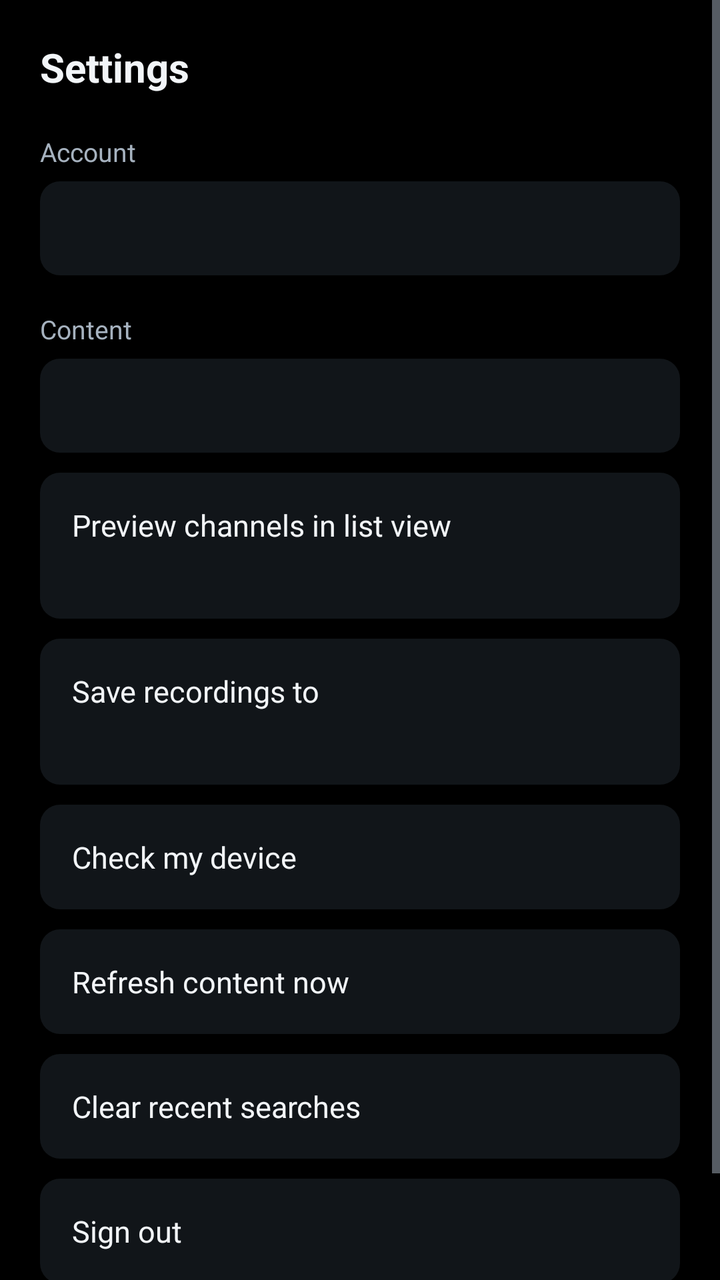
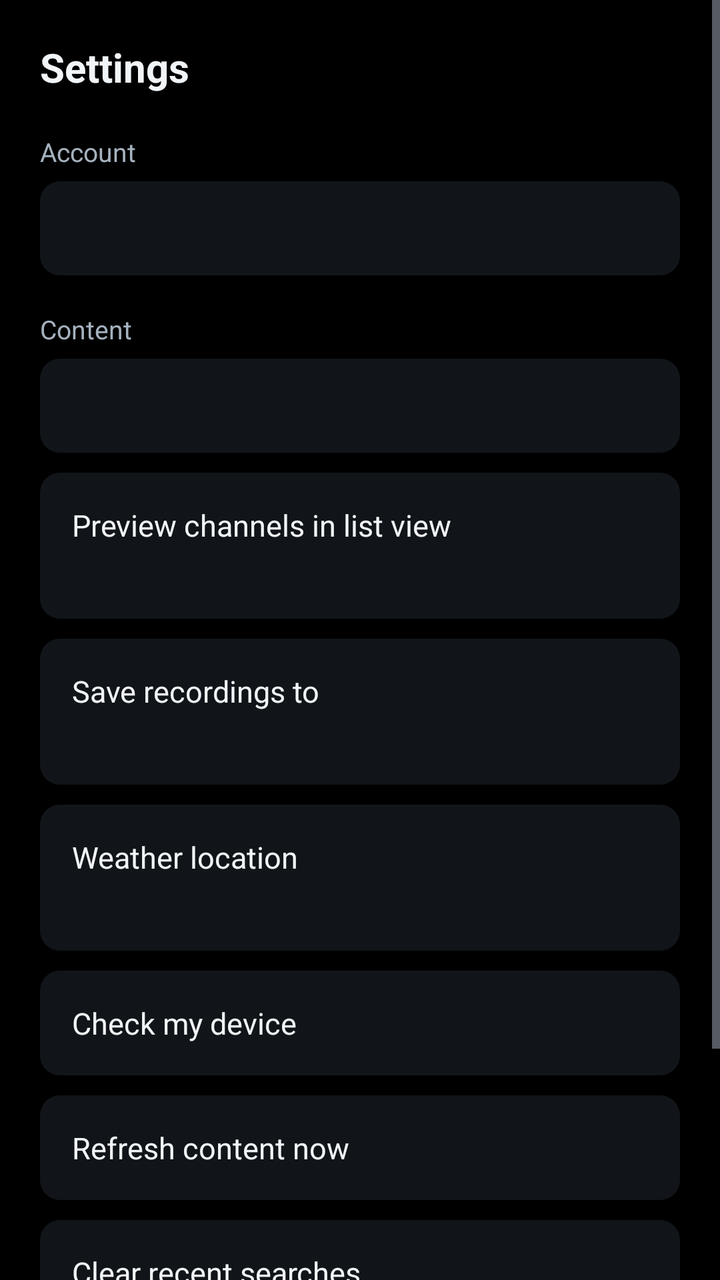

Screens rendered from an Android XML layout before and after an edit, with the pre-edit source and the edit as a unified diff.
<!-- AndroidManifest.xml: application theme AppTheme -->
<!-- res/layout/activity_settings.xml -->
<?xml version="1.0" encoding="utf-8"?>
<ScrollView xmlns:android="http://schemas.android.com/apk/res/android"
    android:layout_width="match_parent"
    android:layout_height="match_parent"
    android:background="@color/bg_base"
    android:fillViewport="true">

    <LinearLayout
        android:layout_width="match_parent"
        android:layout_height="wrap_content"
        android:orientation="vertical"
        android:padding="20dp">

        <TextView
            android:layout_width="wrap_content"
            android:layout_height="wrap_content"
            android:text="@string/settings"
            android:textColor="@color/text_primary"
            android:textSize="20sp"
            android:textStyle="bold" />

        <TextView
            android:layout_width="wrap_content"
            android:layout_height="wrap_content"
            android:layout_marginTop="20dp"
            android:text="@string/account"
            android:textColor="@color/text_secondary"
            android:textSize="13sp" />

        <TextView
            android:id="@+id/accountSummary"
            android:layout_width="match_parent"
            android:layout_height="wrap_content"
            android:layout_marginTop="6dp"
            android:background="@drawable/bg_row"
            android:lineSpacingExtra="4dp"
            android:padding="14dp"
            android:textColor="@color/text_primary"
            android:textSize="14sp" />

        <TextView
            android:layout_width="wrap_content"
            android:layout_height="wrap_content"
            android:layout_marginTop="18dp"
            android:text="@string/content"
            android:textColor="@color/text_secondary"
            android:textSize="13sp" />

        <TextView
            android:id="@+id/catalogueSummary"
            android:layout_width="match_parent"
            android:layout_height="wrap_content"
            android:layout_marginTop="6dp"
            android:background="@drawable/bg_row"
            android:padding="14dp"
            android:textColor="@color/text_primary"
            android:textSize="14sp" />

        <LinearLayout
            android:id="@+id/previewRow"
            android:layout_width="match_parent"
            android:layout_height="wrap_content"
            android:layout_marginTop="10dp"
            android:background="@drawable/bg_row"
            android:clickable="true"
            android:focusable="true"
            android:orientation="vertical"
            android:padding="16dp">

            <TextView
                android:layout_width="match_parent"
                android:layout_height="wrap_content"
                android:text="@string/channel_preview"
                android:textColor="@color/text_primary"
                android:textSize="15sp" />

            <TextView
                android:id="@+id/previewState"
                android:layout_width="match_parent"
                android:layout_height="wrap_content"
                android:layout_marginTop="3dp"
                android:textColor="@color/text_secondary"
                android:textSize="13sp" />
        </LinearLayout>

        
        <LinearLayout
            android:id="@+id/storageRow"
            android:layout_width="match_parent"
            android:layout_height="wrap_content"
            android:layout_marginTop="10dp"
            android:background="@drawable/bg_row"
            android:clickable="true"
            android:focusable="true"
            android:orientation="vertical"
            android:padding="16dp">

            <TextView
                android:layout_width="match_parent"
                android:layout_height="wrap_content"
                android:text="@string/recording_storage_row"
                android:textColor="@color/text_primary"
                android:textSize="15sp" />

            <TextView
                android:id="@+id/storageState"
                android:layout_width="match_parent"
                android:layout_height="wrap_content"
                android:layout_marginTop="3dp"
                android:textColor="@color/text_secondary"
                android:textSize="13sp" />
        </LinearLayout>

        <TextView
            android:id="@+id/checkRow"
            android:layout_width="match_parent"
            android:layout_height="wrap_content"
            android:layout_marginTop="10dp"
            android:background="@drawable/bg_row"
            android:clickable="true"
            android:focusable="true"
            android:padding="16dp"
            android:text="@string/check_device"
            android:textColor="@color/text_primary"
            android:textSize="15sp" />

        <TextView
            android:id="@+id/refreshRow"
            android:layout_width="match_parent"
            android:layout_height="wrap_content"
            android:layout_marginTop="10dp"
            android:background="@drawable/bg_row"
            android:clickable="true"
            android:focusable="true"
            android:padding="16dp"
            android:text="@string/refresh_content"
            android:textColor="@color/text_primary"
            android:textSize="15sp" />

        <TextView
            android:id="@+id/clearSearchRow"
            android:layout_width="match_parent"
            android:layout_height="wrap_content"
            android:layout_marginTop="10dp"
            android:background="@drawable/bg_row"
            android:clickable="true"
            android:focusable="true"
            android:padding="16dp"
            android:text="@string/clear_searches"
            android:textColor="@color/text_primary"
            android:textSize="15sp" />

        <TextView
            android:id="@+id/errorRow"
            android:layout_width="match_parent"
            android:layout_height="wrap_content"
            android:layout_marginTop="10dp"
            android:background="@drawable/bg_row"
            android:clickable="true"
            android:focusable="true"
            android:padding="16dp"
            android:text="@string/last_error"
            android:textColor="@color/text_primary"
            android:textSize="15sp"
            android:visibility="gone" />

        <TextView
            android:id="@+id/signOutRow"
            android:layout_width="match_parent"
            android:layout_height="wrap_content"
            android:layout_marginTop="10dp"
            android:background="@drawable/bg_row"
            android:clickable="true"
            android:focusable="true"
            android:padding="16dp"
            android:text="@string/sign_out"
            android:textColor="@color/text_primary"
            android:textSize="15sp" />

        <TextView
            android:id="@+id/versionLabel"
            android:layout_width="match_parent"
            android:layout_height="wrap_content"
            android:layout_marginTop="20dp"
            android:gravity="center"
            android:textColor="@color/text_secondary"
            android:textSize="12sp" />
    </LinearLayout>
</ScrollView>
<!-- resources referenced by this layout -->
<resources>
  <color name="bg_base">#FF000000</color>
  <color name="text_primary">#FFF2F5F8</color>
  <color name="text_secondary">#FFA6B2BF</color>
  <!-- drawable bg_row (drawable) -->
  <?xml version="1.0" encoding="utf-8"?>
  <selector xmlns:android="http://schemas.android.com/apk/res/android">
      <item android:state_focused="true">
          <shape android:shape="rectangle">
              <solid android:color="@color/focus_fill" />
              <corners android:radius="10dp" />
          </shape>
      </item>
      <item android:state_pressed="true">
          <shape android:shape="rectangle">
              <solid android:color="@color/focus_fill" />
              <corners android:radius="10dp" />
          </shape>
      </item>
      <item>
          <shape android:shape="rectangle">
              <solid android:color="@color/bg_surface" />
              <corners android:radius="10dp" />
          </shape>
      </item>
  </selector>
  <string name="account">Account</string>
  <string name="channel_preview">Preview channels in list view</string>
  <string name="check_device">Check my device</string>
  <string name="clear_searches">Clear recent searches</string>
  <string name="content">Content</string>
  <string name="last_error">View last error report</string>
  <string name="recording_storage_row">Save recordings to</string>
  <string name="refresh_content">Refresh content now</string>
  <string name="settings">Settings</string>
  <string name="sign_out">Sign out</string>
  <style name="AppTheme" parent="Theme.Material3.Dark.NoActionBar">
          <item name="colorPrimary">@color/brand_primary</item>
          <item name="colorPrimaryDark">@color/brand_primary_dark</item>
          <item name="colorSecondary">@color/brand_accent</item>
          <item name="android:windowBackground">@color/bg_base</item>
          <item name="android:statusBarColor">@color/bg_base</item>
          <item name="android:navigationBarColor">@color/bg_base</item>
          <item name="android:textColorPrimary">@color/text_primary</item>
          <item name="android:textColorSecondary">@color/text_secondary</item>
          
          <item name="alertDialogTheme">@style/JohnnyDialog</item>
      </style>
  <color name="focus_fill">#FF2E7DF7</color>
  <color name="bg_surface">#FF111519</color>
  <color name="brand_primary">#FF2E7DF7</color>
  <color name="brand_primary_dark">#FF1B4FA8</color>
  <color name="brand_accent">#FF32D6A0</color>
  <style name="JohnnyDialog" parent="ThemeOverlay.AppCompat.Dialog.Alert">
          <item name="android:background">@color/bg_surface</item>
          <item name="android:textColor">@color/text_primary</item>
          <item name="android:textColorPrimary">@color/text_primary</item>
          <item name="android:textColorSecondary">@color/text_secondary</item>
          <item name="colorAccent">@color/brand_primary</item>
      </style>
</resources>

<!-- the commit's change to res/layout/activity_settings.xml (unified diff, before → after) -->
@@ -111,6 +111,33 @@
                 android:textSize="13sp" />
         </LinearLayout>
 
+        <LinearLayout
+            android:id="@+id/weatherRow"
+            android:layout_width="match_parent"
+            android:layout_height="wrap_content"
+            android:layout_marginTop="10dp"
+            android:background="@drawable/bg_row"
+            android:clickable="true"
+            android:focusable="true"
+            android:orientation="vertical"
+            android:padding="16dp">
+
+            <TextView
+                android:layout_width="match_parent"
+                android:layout_height="wrap_content"
+                android:text="@string/weather_town_row"
+                android:textColor="@color/text_primary"
+                android:textSize="15sp" />
+
+            <TextView
+                android:id="@+id/weatherState"
+                android:layout_width="match_parent"
+                android:layout_height="wrap_content"
+                android:layout_marginTop="3dp"
+                android:textColor="@color/text_secondary"
+                android:textSize="13sp" />
+        </LinearLayout>
+
         <TextView
             android:id="@+id/checkRow"
             android:layout_width="match_parent"
<!-- resource entries referenced after the edit -->
@@ -35,6 +35,7 @@
   <string name="refresh_content">Refresh content now</string>
   <string name="settings">Settings</string>
   <string name="sign_out">Sign out</string>
+  <string name="weather_town_row">Weather location</string>
   <style name="AppTheme" parent="Theme.Material3.Dark.NoActionBar">
           <item name="colorPrimary">@color/brand_primary</item>
           <item name="colorPrimaryDark">@color/brand_primary_dark</item>
